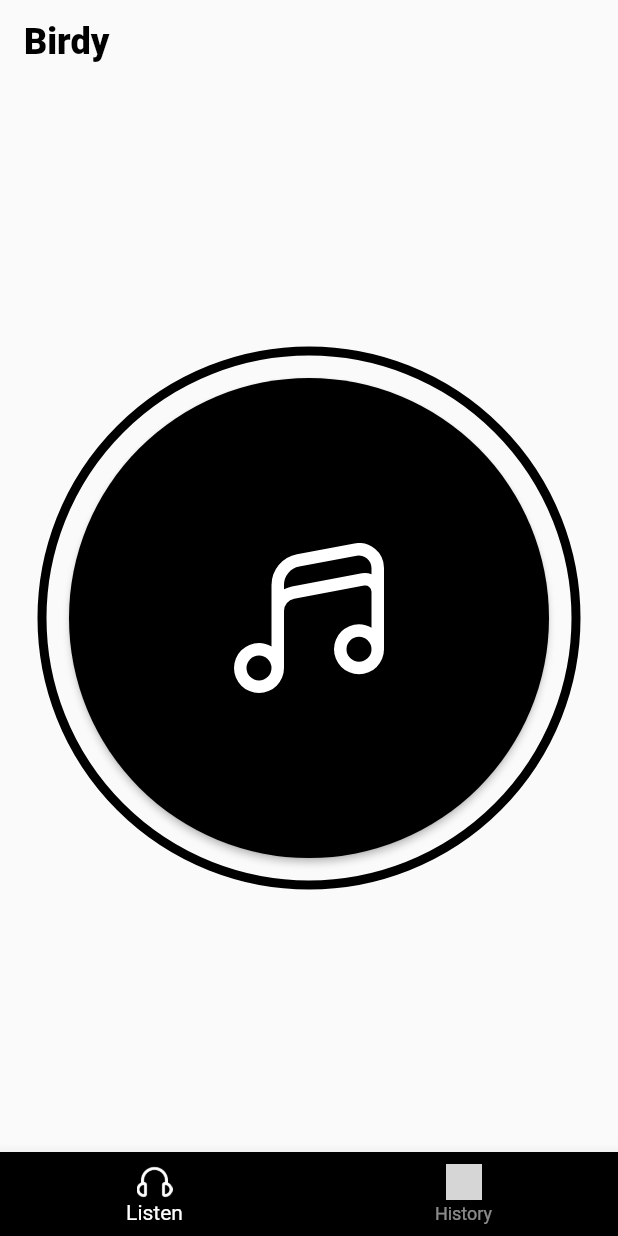
After one commit to Hugand/music-classifier, a Flutter app: the screen it shows after launch, on a phone screen of 412 x 824 dp. The commit adds this screen. Run offline on Flutter 3.47's test engine with Material 2 defaults, Android fonts, the phone set to English and light mode, and no system bars; our stand-ins replace flutter_svg; grey boxes are pictures that could not be loaded.

Commit message:
Create component for Listen view. Implement menu items navigation

```diff
--- a/birdy_mobile/lib/main.dart
+++ b/birdy_mobile/lib/main.dart
@@ -1,5 +1,5 @@
 import 'package:flutter/material.dart';
-import 'package:flutter_svg/svg.dart';
+import 'views/listen_view.dart';
 import 'res/colors.dart';
 
 void main() {
@@ -14,6 +14,7 @@ class MyApp extends StatelessWidget {
   Widget build(BuildContext context) {
     return MaterialApp(
       title: 'Birdy',
+      debugShowCheckedModeBanner: false,
       theme: ThemeData(
         primarySwatch: CustomColors.black,
       ),
@@ -32,6 +33,11 @@ class MyHomePage extends StatefulWidget {
 
 class _MyHomePageState extends State<MyHomePage> {
   int _selectedMenuItem = 0;
+
+  final List<Widget> _viewsComponents = <Widget>[
+    const ListenView(),
+    const Center(child: Text("History"))
+  ];
 
   void _setSelectedMenuItem(int index) {
     setState(() {
@@ -54,44 +60,7 @@ class _MyHomePageState extends State<MyHomePage> {
         bottomOpacity: 0.0,
         elevation: 0.0,
       ),
-      body: Center(
-        child: Column(
-          mainAxisAlignment: MainAxisAlignment.center,
-          children: <Widget>[
-            Container(
-              width: MediaQuery.of(context).size.width - 50.0,
-              height: MediaQuery.of(context).size.width - 50.0,
-              padding: const EdgeInsets.all(15.0),
-              decoration: BoxDecoration(
-                color: Colors.transparent,
-                border: Border.all(
-                  width: 6.0,
-                  color: Colors.black,
-                ),
-                borderRadius: BorderRadius.circular(600.0),
-              ),
-              child: MaterialButton(
-                color: Colors.black,
-                shape: const CircleBorder(),
-                onPressed: () {},
-                child: Center(
-                    child: Container(
-                      margin: const EdgeInsets.all(70.0),
-                      width: 100.0,
-                      height: 100.0,
-                      child: SvgPicture.asset(
-                        'assets/img/music-alt.svg',
-                        color: Colors.white,
-                        semanticsLabel: 'A red up arrow'
-                      )
-                    ),
-                  )
-              )
-            )
-
-          ],
-        ),
-      ),
+      body: _viewsComponents.elementAt(_selectedMenuItem),
       bottomNavigationBar: BottomNavigationBar(
         backgroundColor: Colors.black,
         items: <BottomNavigationBarItem>[
--- /dev/null
+++ b/birdy_mobile/lib/views/listen_view.dart
@@ -0,0 +1,54 @@
+import 'package:flutter/material.dart';
+import 'package:flutter_svg/svg.dart';
+
+class ListenView extends StatefulWidget {
+  const ListenView({Key? key}) : super(key: key);
+
+  @override
+  State<ListenView> createState() => _ListenViewState();
+}
+
+class _ListenViewState extends State<ListenView> {
+
+  @override
+  Widget build(BuildContext context) {
+    return Center(
+      child: Column(
+        mainAxisAlignment: MainAxisAlignment.center,
+        children: <Widget>[
+          Container(
+            width: MediaQuery.of(context).size.width - 50.0,
+            height: MediaQuery.of(context).size.width - 50.0,
+            padding: const EdgeInsets.all(15.0),
+            decoration: BoxDecoration(
+              color: Colors.transparent,
+              border: Border.all(
+                width: 6.0,
+                color: Colors.black,
+              ),
+              borderRadius: BorderRadius.circular(600.0),
+            ),
+            child: MaterialButton(
+              color: Colors.black,
+              shape: const CircleBorder(),
+              onPressed: () {},
+              child: Center(
+                  child: Container(
+                    margin: const EdgeInsets.all(70.0),
+                    width: 100.0,
+                    height: 100.0,
+                    child: SvgPicture.asset(
+                      'assets/img/music-alt.svg',
+                      color: Colors.white,
+                      semanticsLabel: 'A red up arrow'
+                    )
+                  ),
+                )
+            )
+          )
+
+        ],
+      ),
+    );
+  }
+}
```
